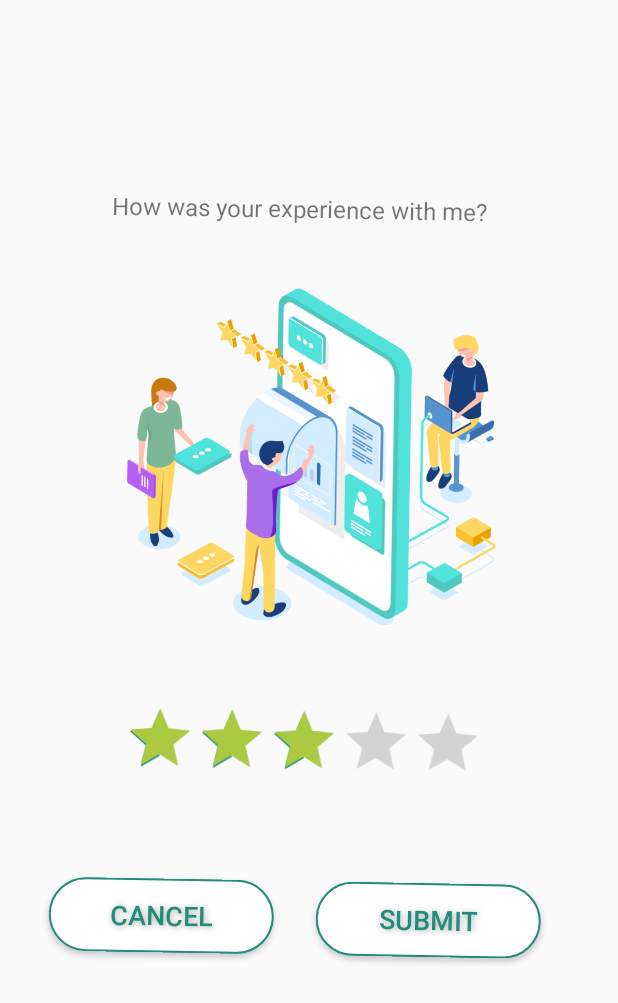
After one commit to IT20228644/Spiral_Fodge, an Android app: the ReviewActivity screen opened directly, with no data from a screen before it, on a phone screen of 412 x 824 dp. The commit adds this screen. Shown: the top 1003 px of the screen. Run offline under Robolectric (Android 15) with nearby library versions, the phone set to English and light mode, and no system bars.

Commit message:
add review

```diff
--- a/app/src/main/AndroidManifest.xml
+++ b/app/src/main/AndroidManifest.xml
@@ -10,10 +10,13 @@
         android:supportsRtl="true"
         android:theme="@style/Theme.WORK_BYTE">
         <activity
+            android:name=".ReviewActivity"
+            android:exported="true" />
+        <activity
             android:name=".LoginActivity"
             android:exported="true" />
         <activity
-            android:name="com.example.work_byte.SplashScreenActivity"
+            android:name=".SplashScreenActivity"
             android:exported="true">
             <intent-filter>
                 <action android:name="android.intent.action.MAIN" />
@@ -22,11 +25,12 @@
             </intent-filter>
         </activity>
         <activity
-            android:name="com.example.work_byte.StartActivity"
+            android:name=".StartActivity"
             android:exported="true" />
         <activity
-            android:name="com.example.work_byte.SignUpActivity"
+            android:name=".SignUpActivity"
             android:exported="true" />
+
 
     </application>
 
--- /dev/null
+++ b/app/src/main/java/com/example/work_byte/ReviewActivity.java
@@ -0,0 +1,59 @@
+package com.example.work_byte;
+
+import androidx.appcompat.app.AppCompatActivity;
+
+import android.content.Intent;
+import android.media.MediaMetadata;
+import android.os.Bundle;
+import android.view.View;
+import android.widget.Button;
+import android.widget.RatingBar;
+import android.widget.TextView;
+import android.widget.Toast;
+
+public class ReviewActivity extends AppCompatActivity {
+
+    Button btnsubmit, btncancel;
+    RatingBar ratingBar;
+
+    float myRating = 0;
+
+    @Override
+    protected void onCreate(Bundle savedInstanceState) {
+        super.onCreate(savedInstanceState);
+        setContentView(R.layout.activity_review);
+
+        btnsubmit = findViewById(R.id.btnsubmit);
+        btncancel = findViewById(R.id.btncancel);
+        ratingBar = findViewById(R.id.ratingBar);
+
+        ratingBar.setOnRatingBarChangeListener(new RatingBar.OnRatingBarChangeListener() {
+
+            private RatingBar ratingBar;
+
+            @Override
+            public void onRatingChanged(RatingBar ratingBar, float v, boolean b) {
+
+                myRating = ratingBar.getRating();
+                Toast.makeText(ReviewActivity.this, "Your rating is: " + myRating, Toast.LENGTH_SHORT).show();
+
+            }
+        });
+
+        btnsubmit.setOnClickListener(new View.OnClickListener() {
+            @Override
+            public void onClick(View view) {
+                Intent intent= new Intent(ReviewActivity.this,StartActivity.class);
+                startActivity(intent);
+            }
+        });
+
+        btncancel.setOnClickListener(new View.OnClickListener() {
+            @Override
+            public void onClick(View view) {
+                Intent intent= new Intent(ReviewActivity.this,StartActivity.class);
+                startActivity(intent);
+            }
+        });
+    }
+}
--- a/app/src/main/java/com/example/work_byte/StartActivity.java
+++ b/app/src/main/java/com/example/work_byte/StartActivity.java
@@ -2,7 +2,10 @@ package com.example.work_byte;
 
 import androidx.appcompat.app.AppCompatActivity;
 
+import android.content.Intent;
 import android.os.Bundle;
+import android.view.View;
+import android.widget.Button;
 
 public class StartActivity extends AppCompatActivity {
 
@@ -10,5 +13,7 @@ public class StartActivity extends AppCompatActivity {
     protected void onCreate(Bundle savedInstanceState) {
         super.onCreate(savedInstanceState);
         setContentView(R.layout.activity_start);
+
     }
+
 }
--- /dev/null
+++ b/app/src/main/res/layout/activity_review.xml
@@ -0,0 +1,89 @@
+<?xml version="1.0" encoding="utf-8"?>
+<androidx.constraintlayout.widget.ConstraintLayout xmlns:android="http://schemas.android.com/apk/res/android"
+    xmlns:app="http://schemas.android.com/apk/res-auto"
+    xmlns:tools="http://schemas.android.com/tools"
+    android:layout_width="match_parent"
+    android:layout_height="match_parent"
+    android:rotation="1"
+    tools:context=".ReviewActivity">
+
+    <TextView
+        android:id="@+id/textView"
+        android:layout_width="270dp"
+        android:layout_height="50dp"
+        android:layout_marginStart="70dp"
+        android:layout_marginTop="128dp"
+        android:layout_marginEnd="70dp"
+        android:text="How was your experience with me?"
+        android:textSize="16sp"
+        app:layout_constraintEnd_toEndOf="parent"
+        app:layout_constraintHorizontal_bias="0.0"
+        app:layout_constraintStart_toStartOf="parent"
+        app:layout_constraintTop_toTopOf="parent" />
+
+    <RatingBar
+        android:id="@+id/ratingBar"
+        android:layout_width="243dp"
+        android:layout_height="61dp"
+        android:layout_marginStart="84dp"
+        android:layout_marginTop="292dp"
+        android:layout_marginEnd="84dp"
+        android:numStars="5"
+        android:progressTint="#abca41"
+        android:rating="3"
+        android:stepSize="1"
+        app:layout_constraintEnd_toEndOf="parent"
+        app:layout_constraintHorizontal_bias="0.0"
+        app:layout_constraintStart_toStartOf="parent"
+        app:layout_constraintTop_toBottomOf="@+id/textView" />
+
+    <Button
+        android:id="@+id/btnsubmit"
+        android:layout_width="150dp"
+        android:layout_height="49dp"
+        android:layout_marginTop="56dp"
+        android:layout_marginEnd="48dp"
+        android:background="@drawable/buttonshape"
+        android:shadowColor="#A8A8A8"
+        android:shadowDx="1"
+        android:shadowDy="1"
+        android:shadowRadius="5"
+        android:text="Submit"
+        android:textColor="#218c79"
+        android:textSize="18sp"
+        app:flow_horizontalAlign="center"
+        app:layout_constraintEnd_toEndOf="parent"
+        app:layout_constraintTop_toBottomOf="@+id/ratingBar" />
+
+    <Button
+        android:id="@+id/btncancel"
+        android:layout_width="150dp"
+        android:layout_height="49dp"
+        android:layout_marginStart="36dp"
+        android:layout_marginTop="56dp"
+        android:background="@drawable/buttonshape"
+        android:shadowColor="#A8A8A8"
+        android:shadowDx="1"
+        android:shadowDy="1"
+        android:shadowRadius="5"
+        android:text="Cancel"
+        android:textColor="#218c79"
+        android:textSize="18sp"
+        app:flow_horizontalAlign="center"
+        app:layout_constraintStart_toStartOf="parent"
+        app:layout_constraintTop_toBottomOf="@+id/ratingBar" />
+
+    <ImageView
+        android:id="@+id/imageView2"
+        android:layout_width="357dp"
+        android:layout_height="224dp"
+        android:layout_marginStart="16dp"
+        android:layout_marginTop="14dp"
+        android:layout_marginEnd="16dp"
+        app:layout_constraintEnd_toEndOf="parent"
+        app:layout_constraintStart_toStartOf="parent"
+        app:layout_constraintTop_toBottomOf="@+id/textView"
+        app:srcCompat="@drawable/ratingpage" />
+
+
+</androidx.constraintlayout.widget.ConstraintLayout>
```
Also changed, not shown: app/src/main/res/drawable-v24/ratingpage.png (added).
